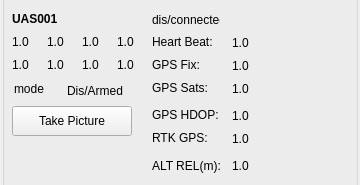
Above: src/ui/uasview3.ui from tsgao/CyPlanner before the change. Below: the same form after it.
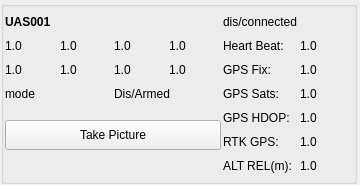
That is the form after the change.

Commit message: imprive the ui for multi systems pannel

The edit to the form file:
```diff
--- a/src/ui/uasview3.ui
+++ b/src/ui/uasview3.ui
@@ -34,390 +34,406 @@
   <property name="styleSheet">
    <string notr="true"/>
   </property>
-  <widget class="QGroupBox" name="uasViewFrame">
-   <property name="geometry">
-    <rect>
-     <x>2</x>
-     <y>-21</y>
-     <width>356</width>
-     <height>211</height>
-    </rect>
+  <layout class="QVBoxLayout" name="verticalLayout">
+   <property name="spacing">
+    <number>1</number>
    </property>
-   <property name="sizePolicy">
-    <sizepolicy hsizetype="MinimumExpanding" vsizetype="Fixed">
-     <horstretch>0</horstretch>
-     <verstretch>0</verstretch>
-    </sizepolicy>
+   <property name="leftMargin">
+    <number>1</number>
    </property>
-   <property name="minimumSize">
-    <size>
-     <width>0</width>
-     <height>0</height>
-    </size>
+   <property name="topMargin">
+    <number>1</number>
    </property>
-   <property name="maximumSize">
-    <size>
-     <width>356</width>
-     <height>300</height>
-    </size>
+   <property name="rightMargin">
+    <number>1</number>
    </property>
-   <property name="title">
-    <string/>
+   <property name="bottomMargin">
+    <number>1</number>
    </property>
-   <widget class="QLabel" name="GPSHDOPNum">
-    <property name="geometry">
-     <rect>
-      <x>230</x>
-      <y>128</y>
-      <width>25</width>
-      <height>17</height>
-     </rect>
-    </property>
-    <property name="text">
-     <string>1.0</string>
-    </property>
-   </widget>
-   <widget class="QLabel" name="C5">
-    <property name="geometry">
-     <rect>
-      <x>10</x>
-      <y>78</y>
-      <width>20</width>
-      <height>15</height>
-     </rect>
-    </property>
-    <property name="text">
-     <string>1.0</string>
-    </property>
-   </widget>
-   <widget class="QLabel" name="C6">
-    <property name="geometry">
-     <rect>
-      <x>45</x>
-      <y>78</y>
-      <width>20</width>
-      <height>15</height>
-     </rect>
-    </property>
-    <property name="text">
-     <string>1.0</string>
-    </property>
-   </widget>
-   <widget class="QLabel" name="GPSFixName">
-    <property name="geometry">
-     <rect>
-      <x>150</x>
-      <y>78</y>
-      <width>54</width>
-      <height>15</height>
-     </rect>
-    </property>
-    <property name="text">
-     <string>GPS Fix:</string>
-    </property>
-   </widget>
-   <widget class="QLabel" name="GPSFixNum">
-    <property name="geometry">
-     <rect>
-      <x>230</x>
-      <y>78</y>
-      <width>25</width>
-      <height>17</height>
-     </rect>
-    </property>
-    <property name="text">
-     <string>1.0</string>
-    </property>
-   </widget>
-   <widget class="QLabel" name="HeartbeatName">
-    <property name="geometry">
-     <rect>
-      <x>150</x>
-      <y>55</y>
-      <width>68</width>
-      <height>15</height>
-     </rect>
-    </property>
-    <property name="text">
-     <string>Heart Beat:</string>
-    </property>
-   </widget>
-   <widget class="QLabel" name="C1">
-    <property name="geometry">
-     <rect>
-      <x>10</x>
-      <y>55</y>
-      <width>20</width>
-      <height>15</height>
-     </rect>
-    </property>
-    <property name="text">
-     <string>1.0</string>
-    </property>
-   </widget>
-   <widget class="QLabel" name="armedLabel">
-    <property name="geometry">
-     <rect>
-      <x>65</x>
-      <y>101</y>
-      <width>75</width>
-      <height>21</height>
-     </rect>
-    </property>
-    <property name="text">
-     <string>Dis/Armed</string>
-    </property>
-   </widget>
-   <widget class="QLabel" name="RTKGPSName">
-    <property name="geometry">
-     <rect>
-      <x>150</x>
-      <y>151</y>
-      <width>62</width>
-      <height>15</height>
-     </rect>
-    </property>
-    <property name="text">
-     <string>RTK GPS:</string>
-    </property>
-   </widget>
-   <widget class="QLabel" name="C3">
-    <property name="geometry">
-     <rect>
-      <x>80</x>
-      <y>55</y>
-      <width>20</width>
-      <height>15</height>
-     </rect>
-    </property>
-    <property name="text">
-     <string>1.0</string>
-    </property>
-   </widget>
-   <widget class="QLabel" name="C4">
-    <property name="geometry">
-     <rect>
-      <x>115</x>
-      <y>55</y>
-      <width>20</width>
-      <height>15</height>
-     </rect>
-    </property>
-    <property name="text">
-     <string>1.0</string>
-    </property>
-   </widget>
-   <widget class="QLabel" name="modeLabel">
-    <property name="geometry">
-     <rect>
-      <x>12</x>
-      <y>101</y>
-      <width>39</width>
-      <height>17</height>
-     </rect>
-    </property>
-    <property name="text">
-     <string>mode</string>
-    </property>
-   </widget>
-   <widget class="QLabel" name="GPSSatsNum">
-    <property name="geometry">
-     <rect>
-      <x>230</x>
-      <y>101</y>
-      <width>25</width>
-      <height>17</height>
-     </rect>
-    </property>
-    <property name="text">
-     <string>1.0</string>
-    </property>
-   </widget>
-   <widget class="QLabel" name="GPSSatsName">
-    <property name="geometry">
-     <rect>
-      <x>150</x>
-      <y>101</y>
-      <width>63</width>
-      <height>15</height>
-     </rect>
-    </property>
-    <property name="text">
-     <string>GPS Sats:</string>
-    </property>
-   </widget>
-   <widget class="QLabel" name="HeartbeatNum">
-    <property name="geometry">
-     <rect>
-      <x>230</x>
-      <y>55</y>
-      <width>25</width>
-      <height>17</height>
-     </rect>
-    </property>
-    <property name="text">
-     <string>1.0</string>
-    </property>
-   </widget>
-   <widget class="QLabel" name="RTKGPSNum">
-    <property name="geometry">
-     <rect>
-      <x>230</x>
-      <y>151</y>
-      <width>25</width>
-      <height>17</height>
-     </rect>
-    </property>
-    <property name="text">
-     <string>1.0</string>
-    </property>
-   </widget>
-   <widget class="QLabel" name="C8">
-    <property name="geometry">
-     <rect>
-      <x>115</x>
-      <y>78</y>
-      <width>20</width>
-      <height>15</height>
-     </rect>
-    </property>
-    <property name="text">
-     <string>1.0</string>
-    </property>
-   </widget>
-   <widget class="QLabel" name="AHRELName">
-    <property name="geometry">
-     <rect>
-      <x>150</x>
-      <y>178</y>
-      <width>68</width>
-      <height>17</height>
-     </rect>
-    </property>
-    <property name="text">
-     <string>ALT REL(m):</string>
-    </property>
-   </widget>
-   <widget class="QLabel" name="nameLabel">
-    <property name="geometry">
-     <rect>
-      <x>10</x>
-      <y>32</y>
-      <width>56</width>
-      <height>16</height>
-     </rect>
-    </property>
-    <property name="maximumSize">
-     <size>
-      <width>16777215</width>
-      <height>16</height>
-     </size>
-    </property>
-    <property name="font">
-     <font>
-      <weight>75</weight>
-      <italic>false</italic>
-      <bold>true</bold>
-     </font>
-    </property>
-    <property name="toolTip">
-     <string>System Name</string>
-    </property>
-    <property name="statusTip">
-     <string>System Name</string>
-    </property>
-    <property name="text">
-     <string>UAS001</string>
-    </property>
-   </widget>
-   <widget class="QLabel" name="C7">
-    <property name="geometry">
-     <rect>
-      <x>80</x>
-      <y>78</y>
-      <width>20</width>
-      <height>15</height>
-     </rect>
-    </property>
-    <property name="text">
-     <string>1.0</string>
-    </property>
-   </widget>
-   <widget class="QLabel" name="C2">
-    <property name="geometry">
-     <rect>
-      <x>45</x>
-      <y>55</y>
-      <width>20</width>
-      <height>15</height>
-     </rect>
-    </property>
-    <property name="text">
-     <string>1.0</string>
-    </property>
-   </widget>
-   <widget class="QLabel" name="AHRELNum">
-    <property name="geometry">
-     <rect>
-      <x>230</x>
-      <y>178</y>
-      <width>25</width>
-      <height>17</height>
-     </rect>
-    </property>
-    <property name="text">
-     <string>1.0</string>
-    </property>
-   </widget>
-   <widget class="QLabel" name="statusLabel">
-    <property name="geometry">
-     <rect>
-      <x>150</x>
-      <y>32</y>
-      <width>68</width>
-      <height>17</height>
-     </rect>
-    </property>
-    <property name="text">
-     <string>dis/connected</string>
-    </property>
-   </widget>
-   <widget class="QLabel" name="GPSHDOPName">
-    <property name="geometry">
-     <rect>
-      <x>150</x>
-      <y>128</y>
-      <width>68</width>
-      <height>15</height>
-     </rect>
-    </property>
-    <property name="text">
-     <string>GPS HDOP:</string>
-    </property>
-   </widget>
-   <widget class="QPushButton" name="cameraButton">
-    <property name="enabled">
-     <bool>true</bool>
-    </property>
-    <property name="geometry">
-     <rect>
-      <x>10</x>
-      <y>127</y>
-      <width>120</width>
-      <height>30</height>
-     </rect>
-    </property>
-    <property name="minimumSize">
-     <size>
-      <width>100</width>
-      <height>30</height>
-     </size>
-    </property>
-    <property name="text">
-     <string>Take Picture</string>
-    </property>
-   </widget>
-  </widget>
+   <item>
+    <widget class="QGroupBox" name="uasViewFrame">
+     <property name="sizePolicy">
+      <sizepolicy hsizetype="MinimumExpanding" vsizetype="Fixed">
+       <horstretch>0</horstretch>
+       <verstretch>0</verstretch>
+      </sizepolicy>
+     </property>
+     <property name="minimumSize">
+      <size>
+       <width>0</width>
+       <height>0</height>
+      </size>
+     </property>
+     <property name="maximumSize">
+      <size>
+       <width>356</width>
+       <height>300</height>
+      </size>
+     </property>
+     <property name="title">
+      <string/>
+     </property>
+     <layout class="QGridLayout" name="gridLayout">
+      <property name="leftMargin">
+       <number>1</number>
+      </property>
+      <property name="topMargin">
+       <number>1</number>
+      </property>
+      <property name="rightMargin">
+       <number>1</number>
+      </property>
+      <property name="bottomMargin">
+       <number>1</number>
+      </property>
+      <property name="spacing">
+       <number>2</number>
+      </property>
+      <item row="0" column="0" colspan="2">
+       <widget class="QLabel" name="nameLabel">
+        <property name="maximumSize">
+         <size>
+          <width>16777215</width>
+          <height>17</height>
+         </size>
+        </property>
+        <property name="font">
+         <font>
+          <weight>75</weight>
+          <italic>false</italic>
+          <bold>true</bold>
+         </font>
+        </property>
+        <property name="toolTip">
+         <string>System Name</string>
+        </property>
+        <property name="statusTip">
+         <string>System Name</string>
+        </property>
+        <property name="text">
+         <string>UAS001</string>
+        </property>
+       </widget>
+      </item>
+      <item row="0" column="4">
+       <widget class="QLabel" name="statusLabel">
+        <property name="maximumSize">
+         <size>
+          <width>16777215</width>
+          <height>17</height>
+         </size>
+        </property>
+        <property name="text">
+         <string>dis/connected</string>
+        </property>
+       </widget>
+      </item>
+      <item row="1" column="0">
+       <widget class="QLabel" name="C1">
+        <property name="maximumSize">
+         <size>
+          <width>16777215</width>
+          <height>17</height>
+         </size>
+        </property>
+        <property name="text">
+         <string>1.0</string>
+        </property>
+       </widget>
+      </item>
+      <item row="1" column="1">
+       <widget class="QLabel" name="C2">
+        <property name="maximumSize">
+         <size>
+          <width>16777215</width>
+          <height>17</height>
+         </size>
+        </property>
+        <property name="text">
+         <string>1.0</string>
+        </property>
+       </widget>
+      </item>
+      <item row="1" column="2">
+       <widget class="QLabel" name="C3">
+        <property name="maximumSize">
+         <size>
+          <width>16777215</width>
+          <height>17</height>
+         </size>
+        </property>
+        <property name="text">
+         <string>1.0</string>
+        </property>
+       </widget>
+      </item>
+      <item row="1" column="3">
+       <widget class="QLabel" name="C4">
+        <property name="maximumSize">
+         <size>
+          <width>16777215</width>
+          <height>17</height>
+         </size>
+        </property>
+        <property name="text">
+         <string>1.0</string>
+        </property>
+       </widget>
+      </item>
+      <item row="1" column="4">
+       <widget class="QLabel" name="HeartbeatName">
+        <property name="maximumSize">
+         <size>
+          <width>16777215</width>
+          <height>17</height>
+         </size>
+        </property>
+        <property name="text">
+         <string>Heart Beat:</string>
+        </property>
+       </widget>
+      </item>
+      <item row="1" column="5">
+       <widget class="QLabel" name="HeartbeatNum">
+        <property name="maximumSize">
+         <size>
+          <width>16777215</width>
+          <height>17</height>
+         </size>
+        </property>
+        <property name="text">
+         <string>1.0</string>
+        </property>
+       </widget>
+      </item>
+      <item row="2" column="0">
+       <widget class="QLabel" name="C5">
+        <property name="maximumSize">
+         <size>
+          <width>16777215</width>
+          <height>17</height>
+         </size>
+        </property>
+        <property name="text">
+         <string>1.0</string>
+        </property>
+       </widget>
+      </item>
+      <item row="2" column="1">
+       <widget class="QLabel" name="C6">
+        <property name="maximumSize">
+         <size>
+          <width>16777215</width>
+          <height>17</height>
+         </size>
+        </property>
+        <property name="text">
+         <string>1.0</string>
+        </property>
+       </widget>
+      </item>
+      <item row="2" column="2">
+       <widget class="QLabel" name="C7">
+        <property name="maximumSize">
+         <size>
+          <width>16777215</width>
+          <height>17</height>
+         </size>
+        </property>
+        <property name="text">
+         <string>1.0</string>
+        </property>
+       </widget>
+      </item>
+      <item row="2" column="3">
+       <widget class="QLabel" name="C8">
+        <property name="maximumSize">
+         <size>
+          <width>16777215</width>
+          <height>17</height>
+         </size>
+        </property>
+        <property name="text">
+         <string>1.0</string>
+        </property>
+       </widget>
+      </item>
+      <item row="2" column="4">
+       <widget class="QLabel" name="GPSFixName">
+        <property name="maximumSize">
+         <size>
+          <width>16777215</width>
+          <height>17</height>
+         </size>
+        </property>
+        <property name="text">
+         <string>GPS Fix:</string>
+        </property>
+       </widget>
+      </item>
+      <item row="2" column="5">
+       <widget class="QLabel" name="GPSFixNum">
+        <property name="maximumSize">
+         <size>
+          <width>16777215</width>
+          <height>17</height>
+         </size>
+        </property>
+        <property name="text">
+         <string>1.0</string>
+        </property>
+       </widget>
+      </item>
+      <item row="3" column="0" colspan="2">
+       <widget class="QLabel" name="modeLabel">
+        <property name="maximumSize">
+         <size>
+          <width>16777215</width>
+          <height>17</height>
+         </size>
+        </property>
+        <property name="text">
+         <string>mode</string>
+        </property>
+       </widget>
+      </item>
+      <item row="3" column="2" colspan="2">
+       <widget class="QLabel" name="armedLabel">
+        <property name="maximumSize">
+         <size>
+          <width>16777215</width>
+          <height>17</height>
+         </size>
+        </property>
+        <property name="text">
+         <string>Dis/Armed</string>
+        </property>
+       </widget>
+      </item>
+      <item row="3" column="4">
+       <widget class="QLabel" name="GPSSatsName">
+        <property name="maximumSize">
+         <size>
+          <width>16777215</width>
+          <height>17</height>
+         </size>
+        </property>
+        <property name="text">
+         <string>GPS Sats:</string>
+        </property>
+       </widget>
+      </item>
+      <item row="3" column="5">
+       <widget class="QLabel" name="GPSSatsNum">
+        <property name="maximumSize">
+         <size>
+          <width>16777215</width>
+          <height>17</height>
+         </size>
+        </property>
+        <property name="text">
+         <string>1.0</string>
+        </property>
+       </widget>
+      </item>
+      <item row="4" column="0" rowspan="2" colspan="4">
+       <widget class="QPushButton" name="cameraButton">
+        <property name="enabled">
+         <bool>true</bool>
+        </property>
+        <property name="minimumSize">
+         <size>
+          <width>100</width>
+          <height>30</height>
+         </size>
+        </property>
+        <property name="maximumSize">
+         <size>
+          <width>16777215</width>
+          <height>18</height>
+         </size>
+        </property>
+        <property name="text">
+         <string>Take Picture</string>
+        </property>
+       </widget>
+      </item>
+      <item row="4" column="4">
+       <widget class="QLabel" name="GPSHDOPName">
+        <property name="maximumSize">
+         <size>
+          <width>16777215</width>
+          <height>17</height>
+         </size>
+        </property>
+        <property name="text">
+         <string>GPS HDOP:</string>
+        </property>
+       </widget>
+      </item>
+      <item row="4" column="5">
+       <widget class="QLabel" name="GPSHDOPNum">
+        <property name="maximumSize">
+         <size>
+          <width>16777215</width>
+          <height>17</height>
+         </size>
+        </property>
+        <property name="text">
+         <string>1.0</string>
+        </property>
+       </widget>
+      </item>
+      <item row="5" column="4">
+       <widget class="QLabel" name="RTKGPSName">
+        <property name="maximumSize">
+         <size>
+          <width>16777215</width>
+          <height>17</height>
+         </size>
+        </property>
+        <property name="text">
+         <string>RTK GPS:</string>
+        </property>
+       </widget>
+      </item>
+      <item row="5" column="5">
+       <widget class="QLabel" name="RTKGPSNum">
+        <property name="maximumSize">
+         <size>
+          <width>16777215</width>
+          <height>17</height>
+         </size>
+        </property>
+        <property name="text">
+         <string>1.0</string>
+        </property>
+       </widget>
+      </item>
+      <item row="6" column="4">
+       <widget class="QLabel" name="AHRELName">
+        <property name="maximumSize">
+         <size>
+          <width>16777215</width>
+          <height>17</height>
+         </size>
+        </property>
+        <property name="text">
+         <string>ALT REL(m):</string>
+        </property>
+       </widget>
+      </item>
+      <item row="6" column="5">
+       <widget class="QLabel" name="AHRELNum">
+        <property name="text">
+         <string>1.0</string>
+        </property>
+       </widget>
+      </item>
+     </layout>
+    </widget>
+   </item>
+  </layout>
  </widget>
  <resources/>
  <connections/>
```
